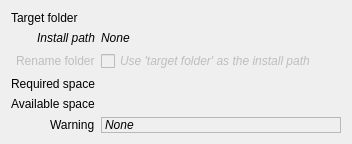
RareDevs/Rare, file rare/ui/components/dialogs/move_dialog.ui: the form before one commit.
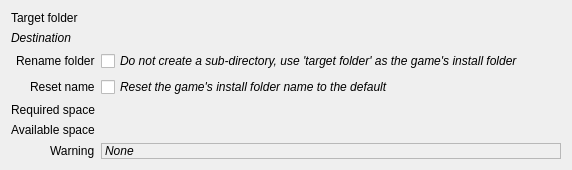
The form after the commit.

Commit message: MoveDialog: add option to reset the game install directory to the default

```diff
--- a/rare/ui/components/dialogs/move_dialog.ui
+++ b/rare/ui/components/dialogs/move_dialog.ui
@@ -6,8 +6,8 @@
    <rect>
     <x>0</x>
     <y>0</y>
-    <width>352</width>
-    <height>126</height>
+    <width>572</width>
+    <height>149</height>
    </rect>
   </property>
   <property name="windowTitle">
@@ -24,18 +24,6 @@
      </property>
     </widget>
    </item>
-   <item row="1" column="1">
-    <widget class="QLabel" name="install_path_info">
-     <property name="font">
-      <font>
-       <italic>true</italic>
-      </font>
-     </property>
-     <property name="text">
-      <string notr="true">None</string>
-     </property>
-    </widget>
-   </item>
    <item row="1" column="0">
     <widget class="QLabel" name="install_path_label">
      <property name="font">
@@ -44,37 +32,37 @@
       </font>
      </property>
      <property name="text">
-      <string>Install path</string>
+      <string>Destination</string>
      </property>
     </widget>
    </item>
-   <item row="3" column="0">
+   <item row="4" column="0">
     <widget class="QLabel" name="required_space_label">
      <property name="text">
       <string>Required space</string>
      </property>
     </widget>
    </item>
-   <item row="4" column="0">
+   <item row="5" column="0">
     <widget class="QLabel" name="available_space_label">
      <property name="text">
       <string>Available space</string>
      </property>
     </widget>
    </item>
-   <item row="3" column="1">
-    <widget class="QLabel" name="required_space_text">
-     <property name="font">
-      <font>
-       <bold>true</bold>
-      </font>
-     </property>
-     <property name="text">
-      <string notr="true"/>
-     </property>
-    </widget>
-   </item>
    <item row="4" column="1">
+    <widget class="QLabel" name="required_space_text">
+     <property name="font">
+      <font>
+       <bold>true</bold>
+      </font>
+     </property>
+     <property name="text">
+      <string notr="true"/>
+     </property>
+    </widget>
+   </item>
+   <item row="5" column="1">
     <widget class="QLabel" name="available_space_text">
      <property name="font">
       <font>
@@ -86,14 +74,14 @@
      </property>
     </widget>
    </item>
-   <item row="5" column="0">
+   <item row="6" column="0">
     <widget class="QLabel" name="warning_label">
      <property name="text">
       <string>Warning</string>
      </property>
     </widget>
    </item>
-   <item row="5" column="1">
+   <item row="6" column="1">
     <widget class="QLabel" name="warning_text">
      <property name="font">
       <font>
@@ -117,31 +105,53 @@
      </property>
     </widget>
    </item>
-   <item row="2" column="1">
-    <widget class="QCheckBox" name="rename_path_check">
-     <property name="enabled">
-      <bool>false</bool>
-     </property>
-     <property name="font">
-      <font>
-       <italic>true</italic>
-      </font>
-     </property>
-     <property name="text">
-      <string>Use 'target folder' as the install path</string>
-     </property>
-    </widget>
-   </item>
    <item row="2" column="0">
     <widget class="QLabel" name="rename_path_label">
      <property name="enabled">
-      <bool>false</bool>
+      <bool>true</bool>
      </property>
      <property name="text">
       <string>Rename folder</string>
      </property>
     </widget>
    </item>
+   <item row="3" column="0">
+    <widget class="QLabel" name="reset_name_label">
+     <property name="text">
+      <string>Reset name</string>
+     </property>
+    </widget>
+   </item>
+   <item row="3" column="1">
+    <widget class="QCheckBox" name="reset_name_check">
+     <property name="enabled">
+      <bool>true</bool>
+     </property>
+     <property name="font">
+      <font>
+       <italic>true</italic>
+      </font>
+     </property>
+     <property name="text">
+      <string>Reset the game's install folder name to the default</string>
+     </property>
+    </widget>
+   </item>
+   <item row="2" column="1">
+    <widget class="QCheckBox" name="rename_path_check">
+     <property name="enabled">
+      <bool>true</bool>
+     </property>
+     <property name="font">
+      <font>
+       <italic>true</italic>
+      </font>
+     </property>
+     <property name="text">
+      <string>Do not create a sub-directory, use 'target folder' as the game's install folder</string>
+     </property>
+    </widget>
+   </item>
   </layout>
  </widget>
  <resources/>
```
Left out of the diff: 2 changed lines with no effect on the pictures. The commit also changes 5 other files.
